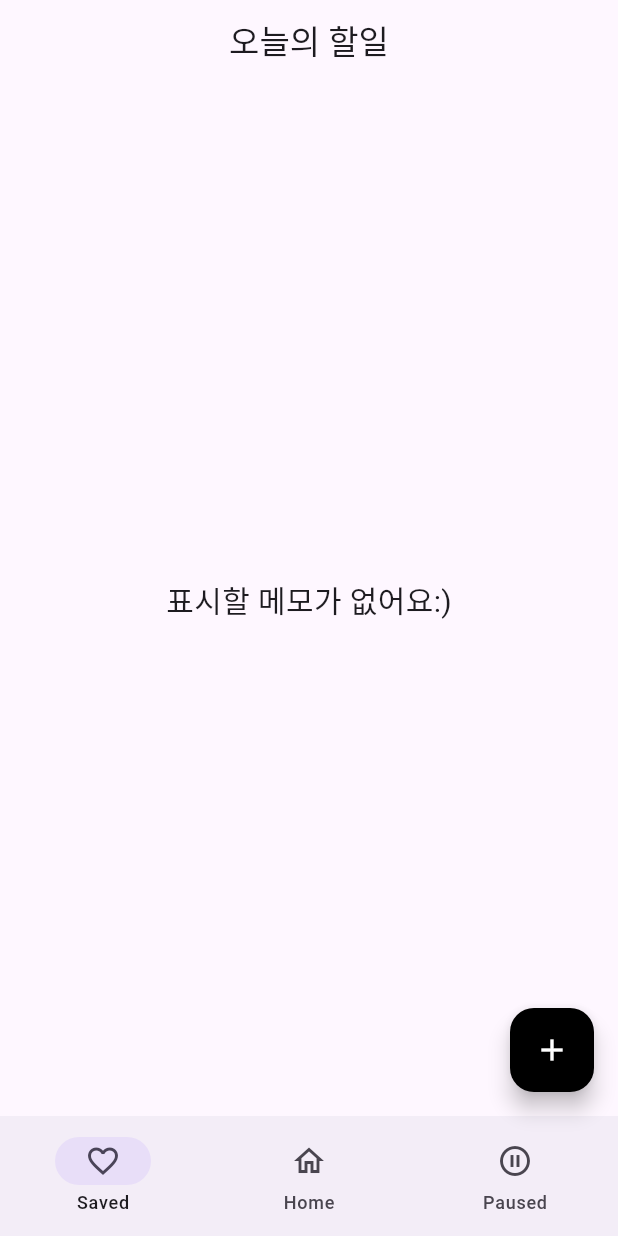
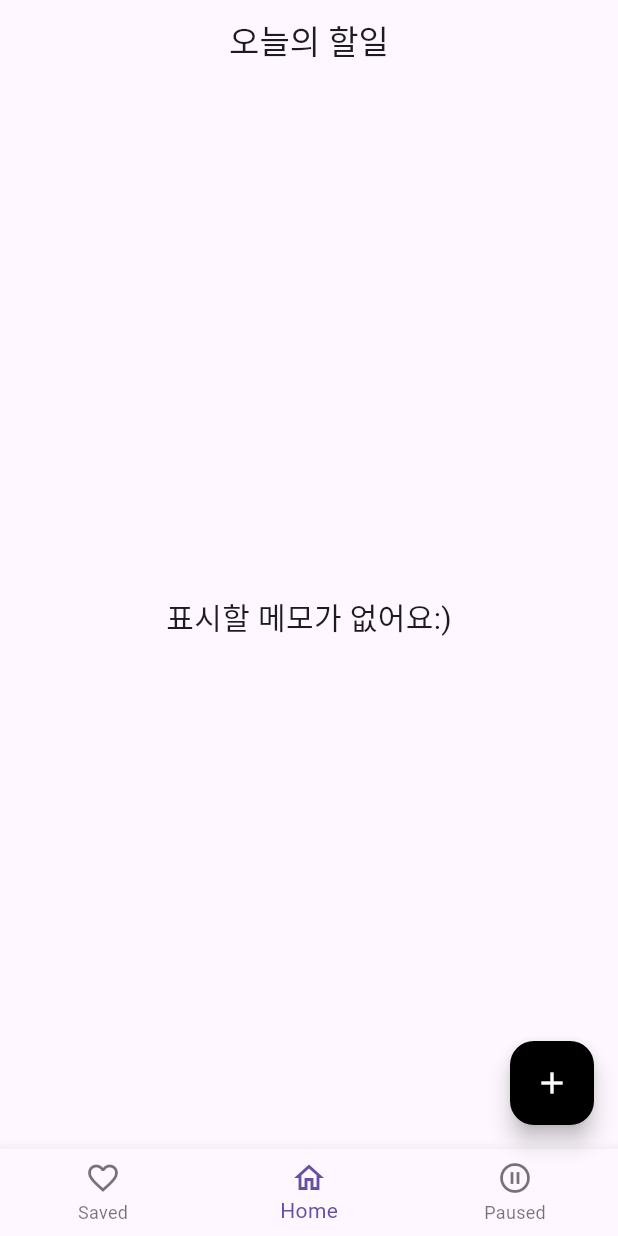
Before and after one commit to hugedreamhd/todo_memo_app, a Flutter app: the screen it shows after launch, on a phone screen of 412 x 824 dp. Run offline on Flutter 3.47's test engine with Material 3 defaults, Android fonts, the phone set to English and light mode, and no system bars; our stand-ins replace shared_preferences.

Commit message:
bottomNavigationbar로 변경

```diff
--- a/lib/main_screen.dart
+++ b/lib/main_screen.dart
@@ -12,6 +12,7 @@ class MainScreen extends StatefulWidget {
 
 class _MainScreenState extends State<MainScreen> {
   List<String> todoList = [];
+  int _currentIndex = 1;
 
   @override
   void initState() {
@@ -243,14 +244,19 @@ class _MainScreenState extends State<MainScreen> {
         backgroundColor: Colors.black,
         child: Icon(Icons.add, color: Colors.white),
       ),
-      bottomNavigationBar: NavigationBar(
-        destinations: [
-          NavigationDestination(
+      bottomNavigationBar: BottomNavigationBar(
+        currentIndex: _currentIndex,
+        onTap: (index) => setState(() => _currentIndex = index),
+        items: const [
+          BottomNavigationBarItem(
             icon: Icon(Icons.favorite_border_outlined),
             label: 'Saved',
           ),
-          NavigationDestination(icon: Icon(Icons.home_outlined), label: 'Home'),
-          NavigationDestination(
+          BottomNavigationBarItem(
+            icon: Icon(Icons.home_outlined),
+            label: 'Home',
+          ),
+          BottomNavigationBarItem(
             icon: Icon(Icons.pause_circle_outline),
             label: 'Paused',
           ),
```
Also changed, not shown: pubspec.lock.
